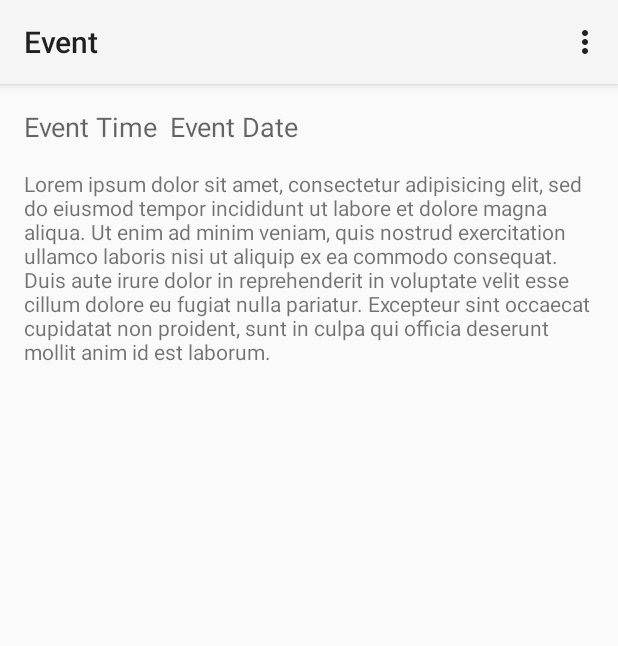
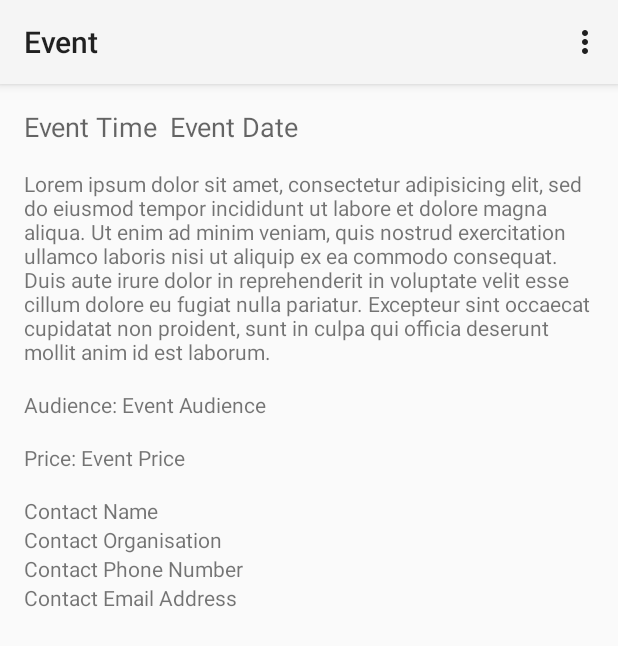
Before and after one commit to thesecretlab/NationalScienceWeek, an Android app: the EventDetailActivity screen opened directly, with no data from a screen before it, on a phone screen of 412 x 824 dp. Shown: the top 646 px of the screen. Run offline under Robolectric (Android 15) with nearby library versions, the phone set to English and light mode, and no system bars; libraries missing offline, so code that uses them is left out: retrofit.client, retrofit.converter; 1 statement that could not run was skipped.

Commit message:
More work on event detail; allow switching between states

```diff
--- a/ScienceWeek/app/src/main/java/au/net/scienceweek/scienceweek/network/Event.java
+++ b/ScienceWeek/app/src/main/java/au/net/scienceweek/scienceweek/network/Event.java
@@ -35,13 +35,13 @@ public class Event {
 	public String EventDescription;
 
     @Element(required = false)
-	String EventTargetAudience;
+	public String EventTargetAudience;
 
     @Element(required = false)
-	String EventPayment;
+	public String EventPayment;
 
     @Element(required = false)
-	boolean EventIsFree;
+	public boolean EventIsFree;
 
     @Element(required = false)
 	String EventContactName;
--- a/ScienceWeek/app/src/main/res/layout/activity_event_detail.xml
+++ b/ScienceWeek/app/src/main/res/layout/activity_event_detail.xml
@@ -37,4 +37,87 @@
         android:layout_alignParentStart="true"
         android:layout_marginTop="@dimen/activity_vertical_margin" />
 
+    <TextView
+        android:layout_width="wrap_content"
+        android:layout_height="wrap_content"
+        android:textAppearance="?android:attr/textAppearanceSmall"
+        android:text="Audience: "
+        android:id="@+id/eventAudienceTextLabel"
+        android:layout_below="@+id/eventDescriptionLabel"
+        android:layout_alignParentLeft="true"
+        android:layout_alignParentStart="true"
+        android:layout_marginTop="@dimen/activity_vertical_margin" />
+
+    <TextView
+        android:layout_width="wrap_content"
+        android:layout_height="wrap_content"
+        android:textAppearance="?android:attr/textAppearanceSmall"
+        android:text="Event Audience"
+        android:id="@+id/eventAudienceLabel"
+        android:layout_alignTop="@+id/eventAudienceTextLabel"
+        android:layout_toRightOf="@+id/eventAudienceTextLabel"
+        android:layout_toEndOf="@+id/eventAudienceTextLabel" />
+
+    <TextView
+        android:layout_width="wrap_content"
+        android:layout_height="wrap_content"
+        android:textAppearance="?android:attr/textAppearanceSmall"
+        android:text="Price: "
+        android:id="@+id/eventPriceTextLabel"
+        android:layout_below="@+id/eventAudienceTextLabel"
+        android:layout_alignParentLeft="true"
+        android:layout_alignParentStart="true"
+        android:layout_marginTop="@dimen/activity_vertical_margin" />
+
+    <TextView
+        android:layout_width="wrap_content"
+        android:layout_height="wrap_content"
+        android:textAppearance="?android:attr/textAppearanceSmall"
+        android:text="Contact Name"
+        android:id="@+id/eventContactNameLabel"
+        android:layout_below="@+id/eventPriceTextLabel"
+        android:layout_alignParentLeft="true"
+        android:layout_alignParentStart="true"
+        android:layout_marginTop="@dimen/activity_vertical_margin" />
+    <TextView
+        android:layout_width="wrap_content"
+        android:layout_height="wrap_content"
+        android:textAppearance="?android:attr/textAppearanceSmall"
+        android:text="Contact Organisation"
+        android:id="@+id/eventContactOrganisationLabel"
+        android:layout_below="@+id/eventContactNameLabel"
+        android:layout_alignParentLeft="true"
+        android:layout_alignParentStart="true" />
+
+    <TextView
+        android:layout_width="wrap_content"
+        android:layout_height="wrap_content"
+        android:textAppearance="?android:attr/textAppearanceSmall"
+        android:text="Contact Phone Number"
+        android:id="@+id/contactPhoneNumberLabel"
+        android:layout_below="@+id/eventContactOrganisationLabel"
+        android:layout_alignParentLeft="true"
+        android:layout_alignParentStart="true" />
+
+    <TextView
+        android:layout_width="wrap_content"
+        android:layout_height="wrap_content"
+        android:textAppearance="?android:attr/textAppearanceSmall"
+        android:text="Contact Email Address"
+        android:id="@+id/contactEmailAddressLabel"
+        android:layout_below="@+id/contactPhoneNumberLabel"
+        android:layout_alignParentLeft="true"
+        android:layout_alignParentStart="true" />
+
+    <TextView
+        android:layout_width="wrap_content"
+        android:layout_height="wrap_content"
+        android:textAppearance="?android:attr/textAppearanceSmall"
+        android:text="Event Price"
+        android:id="@+id/textView"
+        android:layout_alignTop="@+id/eventPriceTextLabel"
+        android:layout_toRightOf="@+id/eventPriceTextLabel"
+        android:layout_toEndOf="@+id/eventPriceTextLabel" />
+
+
 </RelativeLayout>
```
Also changed, not shown: ScienceWeek/app/src/main/java/au/net/scienceweek/scienceweek/EventDetailActivity.java (+21 -2 lines), ScienceWeek/app/src/main/java/au/net/scienceweek/scienceweek/MainActivity.java (+26 -0 lines), ScienceWeek/app/src/main/java/au/net/scienceweek/scienceweek/network/EventServiceFactory.java (+18 -1 lines), 1 other file.
